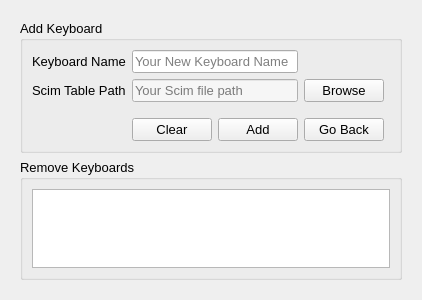
Qt form view/dialog.ui (mohanrex/pykalappai---old) before a commit.
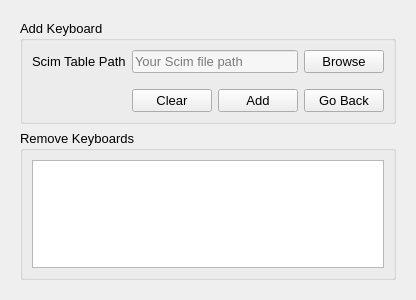
The same form after that commit. Icons and pictures are not drawn.

Commit message:
Keyboard name removed and validation for file implemented
Keyboard name removed in the add form. Its planned to get the name from
scim table itself. validation implemented by checking whether the
uploaded fille is in scim table format or not by validating its header.

Patch:
```diff
--- a/view/dialog.ui
+++ b/view/dialog.ui
@@ -211,7 +211,27 @@
           <string>Add Keyboard</string>
          </property>
          <layout class="QGridLayout" name="gridLayout">
-          <item row="2" column="1">
+          <item row="0" column="2" colspan="2">
+           <widget class="QLineEdit" name="file_path_tview">
+            <property name="styleSheet">
+             <string notr="true">background-color : #F6F6F6;</string>
+            </property>
+            <property name="readOnly">
+             <bool>true</bool>
+            </property>
+            <property name="placeholderText">
+             <string>Your Scim file path</string>
+            </property>
+           </widget>
+          </item>
+          <item row="0" column="1">
+           <widget class="QLabel" name="label_5">
+            <property name="text">
+             <string>Scim Table Path</string>
+            </property>
+           </widget>
+          </item>
+          <item row="1" column="1">
            <spacer name="verticalSpacer_3">
             <property name="orientation">
              <enum>Qt::Vertical</enum>
@@ -227,7 +247,7 @@
             </property>
            </spacer>
           </item>
-          <item row="3" column="4">
+          <item row="2" column="4">
            <widget class="QPushButton" name="back_button">
             <property name="text">
              <string>Go Back</string>
@@ -239,34 +259,7 @@
             </property>
            </widget>
           </item>
-          <item row="0" column="1">
-           <widget class="QLabel" name="label_4">
-            <property name="text">
-             <string>Keyboard Name</string>
-            </property>
-           </widget>
-          </item>
-          <item row="0" column="2" colspan="2">
-           <widget class="QLineEdit" name="name_tview">
-            <property name="placeholderText">
-             <string>Your New Keyboard Name</string>
-            </property>
-           </widget>
-          </item>
-          <item row="0" column="4" colspan="2">
-           <spacer name="horizontalSpacer_5">
-            <property name="orientation">
-             <enum>Qt::Horizontal</enum>
-            </property>
-            <property name="sizeHint" stdset="0">
-             <size>
-              <width>78</width>
-              <height>20</height>
-             </size>
-            </property>
-           </spacer>
-          </item>
-          <item row="1" column="5">
+          <item row="0" column="5">
            <spacer name="horizontalSpacer_4">
             <property name="orientation">
              <enum>Qt::Horizontal</enum>
@@ -279,7 +272,7 @@
             </property>
            </spacer>
           </item>
-          <item row="1" column="4">
+          <item row="0" column="4">
            <widget class="QPushButton" name="browse_button">
             <property name="text">
              <string>Browse</string>
@@ -291,14 +284,7 @@
             </property>
            </widget>
           </item>
-          <item row="1" column="1">
-           <widget class="QLabel" name="label_5">
-            <property name="text">
-             <string>Scim Table Path</string>
-            </property>
-           </widget>
-          </item>
-          <item row="3" column="2">
+          <item row="2" column="2">
            <widget class="QPushButton" name="clear_button">
             <property name="text">
              <string>Clear</string>
@@ -310,7 +296,7 @@
             </property>
            </widget>
           </item>
-          <item row="3" column="3">
+          <item row="2" column="3">
            <widget class="QPushButton" name="add_button">
             <property name="text">
              <string>Add</string>
@@ -322,21 +308,8 @@
             </property>
            </widget>
           </item>
-          <item row="1" column="2" colspan="2">
-           <widget class="QLineEdit" name="file_path_tview">
-            <property name="styleSheet">
-             <string notr="true">background-color : #F6F6F6;</string>
-            </property>
-            <property name="readOnly">
-             <bool>true</bool>
-            </property>
-            <property name="placeholderText">
-             <string>Your Scim file path</string>
-            </property>
-           </widget>
-          </item>
           <item row="0" column="0">
-           <spacer name="horizontalSpacer_8">
+           <spacer name="horizontalSpacer_5">
             <property name="orientation">
              <enum>Qt::Horizontal</enum>
             </property>
```
The commit also changes 2 other files.
